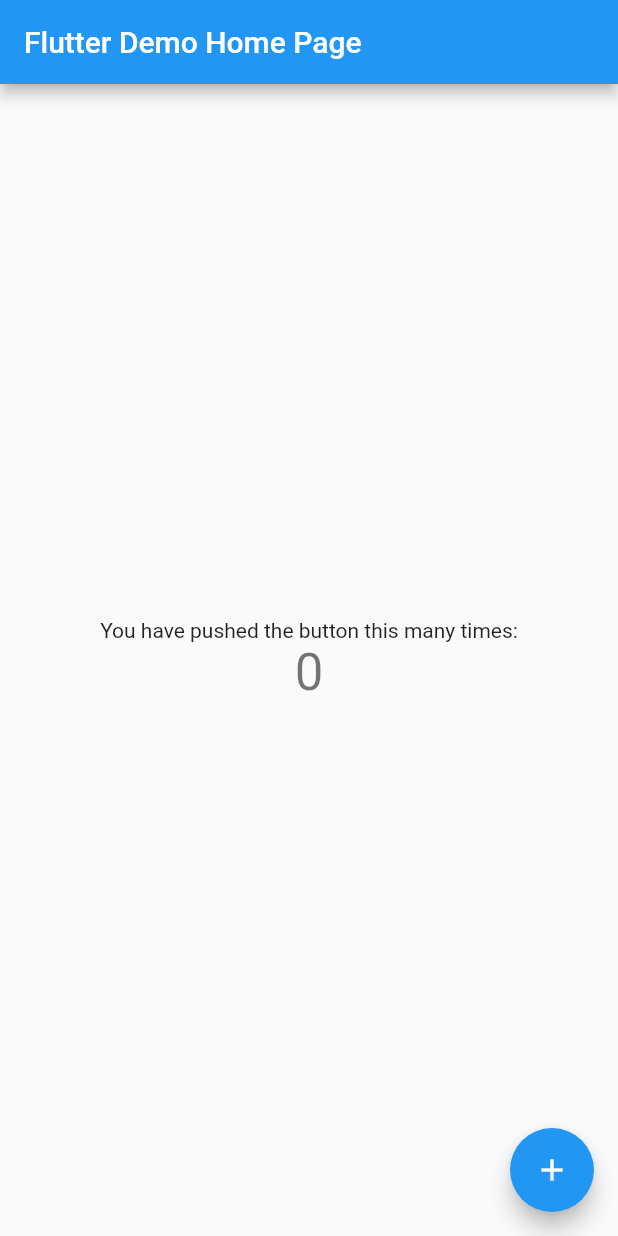
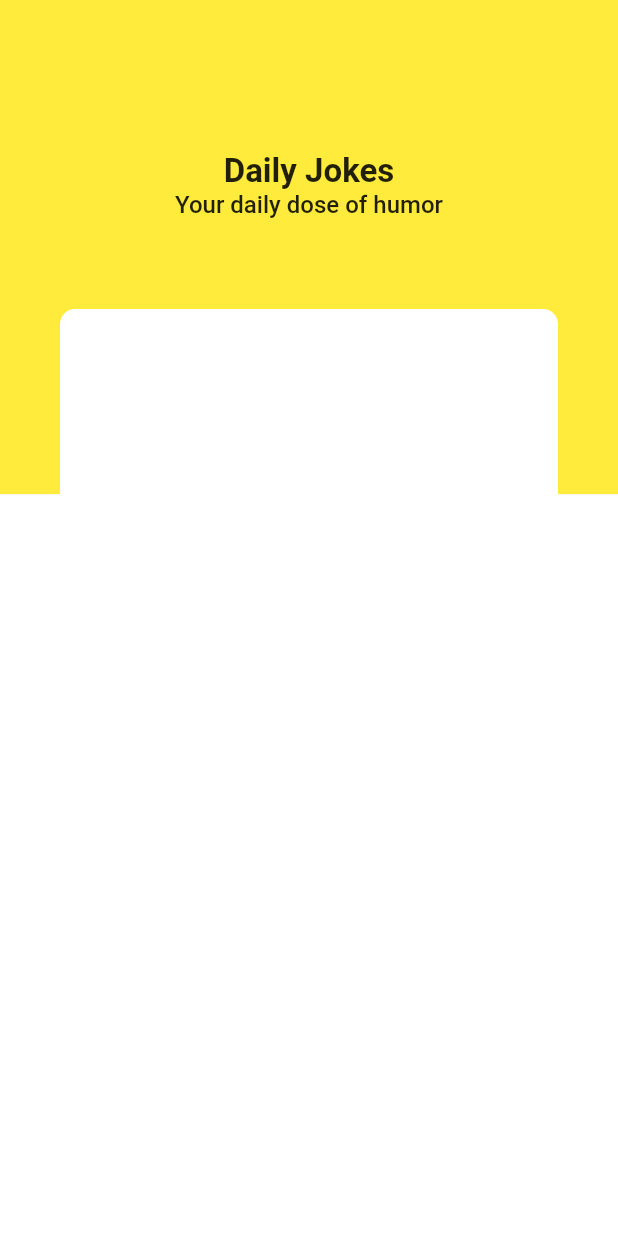
Before and after one commit to andrella30/Daily-Jokes-App, a Flutter app: the screen it shows after launch, on a phone screen of 412 x 824 dp. Run offline on Flutter 3.47's test engine with Material 2 defaults, Android fonts, the light colour scheme and no system bars.

Commit message:
Add background page

```diff
--- /dev/null
+++ b/lib/app/view/home_page.dart
@@ -0,0 +1,33 @@
+import 'package:daily_jokes/app/view/widgets/backgroud_page.dart';
+import 'package:flutter/material.dart';
+
+class HomePage extends StatelessWidget {
+  const HomePage({Key? key}) : super(key: key);
+
+  @override
+  Widget build(BuildContext context) {
+    return Scaffold(
+      body: LayoutBuilder(
+        builder: (_, constraints) {
+          return Stack(
+            children: [
+              BackgroudPage(constraints: constraints),
+              Positioned(
+                top: constraints.maxHeight / 4,
+                left: 40,
+                right: 40,
+                child: Container(
+                  height: constraints.maxHeight / 1.8,
+                  width: constraints.maxWidth,
+                  decoration: BoxDecoration(
+                      color: Colors.white,
+                      borderRadius: BorderRadius.all(Radius.circular(10))),
+                ),
+              )
+            ],
+          );
+        },
+      ),
+    );
+  }
+}
--- /dev/null
+++ b/lib/app/view/widgets/backgroud_page.dart
@@ -0,0 +1,43 @@
+import 'package:flutter/material.dart';
+
+class BackgroudPage extends StatelessWidget {
+  final BoxConstraints constraints;
+
+  const BackgroudPage({Key? key, required this.constraints}) : super(key: key);
+
+  @override
+  Widget build(BuildContext context) {
+    return Column(
+      children: [
+        Container(
+          height: constraints.maxHeight * 0.4,
+          width: constraints.maxWidth,
+          color: Colors.yellow,
+          child: Padding(
+            padding: EdgeInsets.only(bottom: constraints.maxHeight * 0.1),
+            child: Center(
+              child: Column(
+                mainAxisAlignment: MainAxisAlignment.center,
+                children: [
+                  Text(
+                    "Daily Jokes",
+                    style: TextStyle(fontSize: 22, fontWeight: FontWeight.bold),
+                  ),
+                  Text(
+                    "Your daily dose of humor",
+                    style: TextStyle(fontSize: 16, fontWeight: FontWeight.w500),
+                  ),
+                ],
+              ),
+            ),
+          ),
+        ),
+        Container(
+          height: constraints.maxHeight * 0.6,
+          width: constraints.maxWidth,
+          color: Colors.white,
+        ),
+      ],
+    );
+  }
+}
--- a/lib/main.dart
+++ b/lib/main.dart
@@ -1,3 +1,4 @@
+import 'package:daily_jokes/app/view/home_page.dart';
 import 'package:flutter/material.dart';
 
 void main() {
@@ -5,109 +6,18 @@
 }
 
 class MyApp extends StatelessWidget {
-  // This widget is the root of your application.
   @override
   Widget build(BuildContext context) {
     return MaterialApp(
+      debugShowCheckedModeBanner: false,
       title: 'Flutter Demo',
       theme: ThemeData(
-        // This is the theme of your application.
-        //
-        // Try running your application with "flutter run". You'll see the
-        // application has a blue toolbar. Then, without quitting the app, try
-        // changing the primarySwatch below to Colors.green and then invoke
-        // "hot reload" (press "r" in the console where you ran "flutter run",
-        // or simply save your changes to "hot reload" in a Flutter IDE).
-        // Notice that the counter didn't reset back to zero; the application
-        // is not restarted.
         primarySwatch: Colors.blue,
       ),
-      home: MyHomePage(title: 'Flutter Demo Home Page'),
+      routes: {
+        '/': (context) => HomePage()
+      },
+      initialRoute: '/',
     );
   }
 }
-
-class MyHomePage extends StatefulWidget {
-  MyHomePage({Key? key, required this.title}) : super(key: key);
-
-  // This widget is the home page of your application. It is stateful, meaning
-  // that it has a State object (defined below) that contains fields that affect
-  // how it looks.
-
-  // This class is the configuration for the state. It holds the values (in this
-  // case the title) provided by the parent (in this case the App widget) and
-  // used by the build method of the State. Fields in a Widget subclass are
-  // always marked "final".
-
-  final String title;
-
-  @override
-  _MyHomePageState createState() => _MyHomePageState();
-}
-
-class _MyHomePageState extends State<MyHomePage> {
-  int _counter = 0;
-
-  void _incrementCounter() {
-    setState(() {
-      // This call to setState tells the Flutter framework that something has
-      // changed in this State, which causes it to rerun the build method below
-      // so that the display can reflect the updated values. If we changed
-      // _counter without calling setState(), then the build method would not be
-      // called again, and so nothing would appear to happen.
-      _counter++;
-    });
-  }
-
-  @override
-  Widget build(BuildContext context) {
-    // This method is rerun every time setState is called, for instance as done
-    // by the _incrementCounter method above.
-    //
-    // The Flutter framework has been optimized to make rerunning build methods
-    // fast, so that you can just rebuild anything that needs updating rather
-    // than having to individually change instances of widgets.
-    return Scaffold(
-      appBar: AppBar(
-        // Here we take the value from the MyHomePage object that was created by
-        // the App.build method, and use it to set our appbar title.
-        title: Text(widget.title),
-      ),
-      body: Center(
-        // Center is a layout widget. It takes a single child and positions it
-        // in the middle of the parent.
-        child: Column(
-          // Column is also a layout widget. It takes a list of children and
-          // arranges them vertically. By default, it sizes itself to fit its
-          // children horizontally, and tries to be as tall as its parent.
-          //
-          // Invoke "debug painting" (press "p" in the console, choose the
-          // "Toggle Debug Paint" action from the Flutter Inspector in Android
-          // Studio, or the "Toggle Debug Paint" command in Visual Studio Code)
-          // to see the wireframe for each widget.
-          //
-          // Column has various properties to control how it sizes itself and
-          // how it positions its children. Here we use mainAxisAlignment to
-          // center the children vertically; the main axis here is the vertical
-          // axis because Columns are vertical (the cross axis would be
-          // horizontal).
-          mainAxisAlignment: MainAxisAlignment.center,
-          children: <Widget>[
-            Text(
-              'You have pushed the button this many times:',
-            ),
-            Text(
-              '$_counter',
-              style: Theme.of(context).textTheme.headline4,
-            ),
-          ],
-        ),
-      ),
-      floatingActionButton: FloatingActionButton(
-        onPressed: _incrementCounter,
-        tooltip: 'Increment',
-        child: Icon(Icons.add),
-      ), // This trailing comma makes auto-formatting nicer for build methods.
-    );
-  }
-}
```
